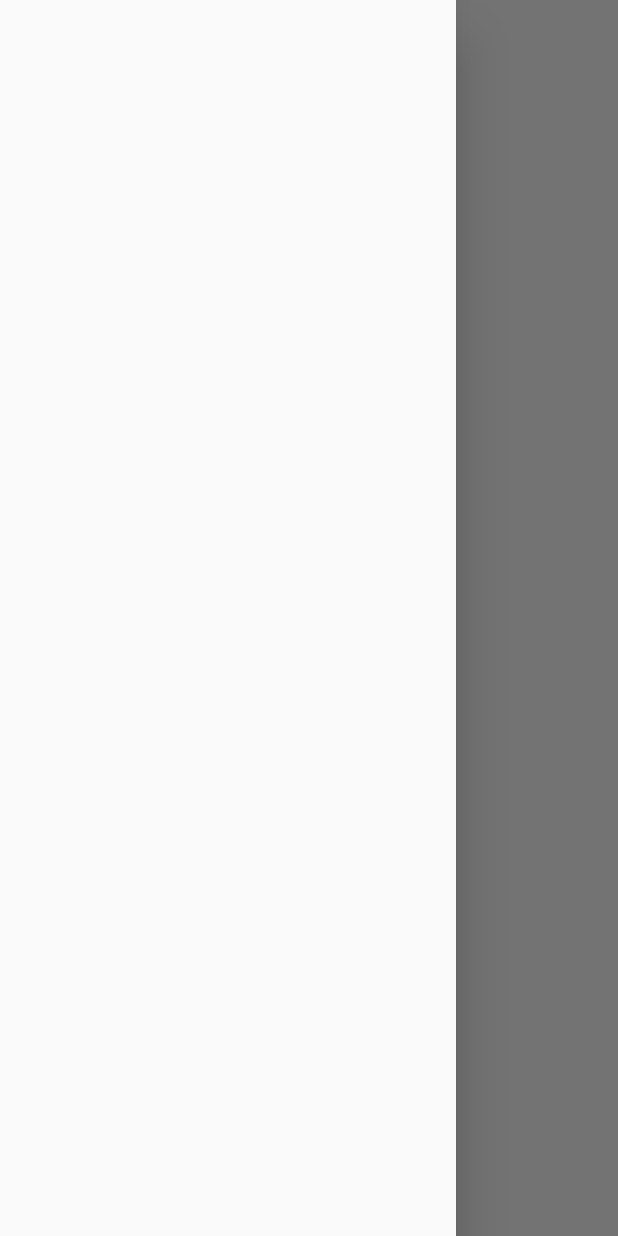
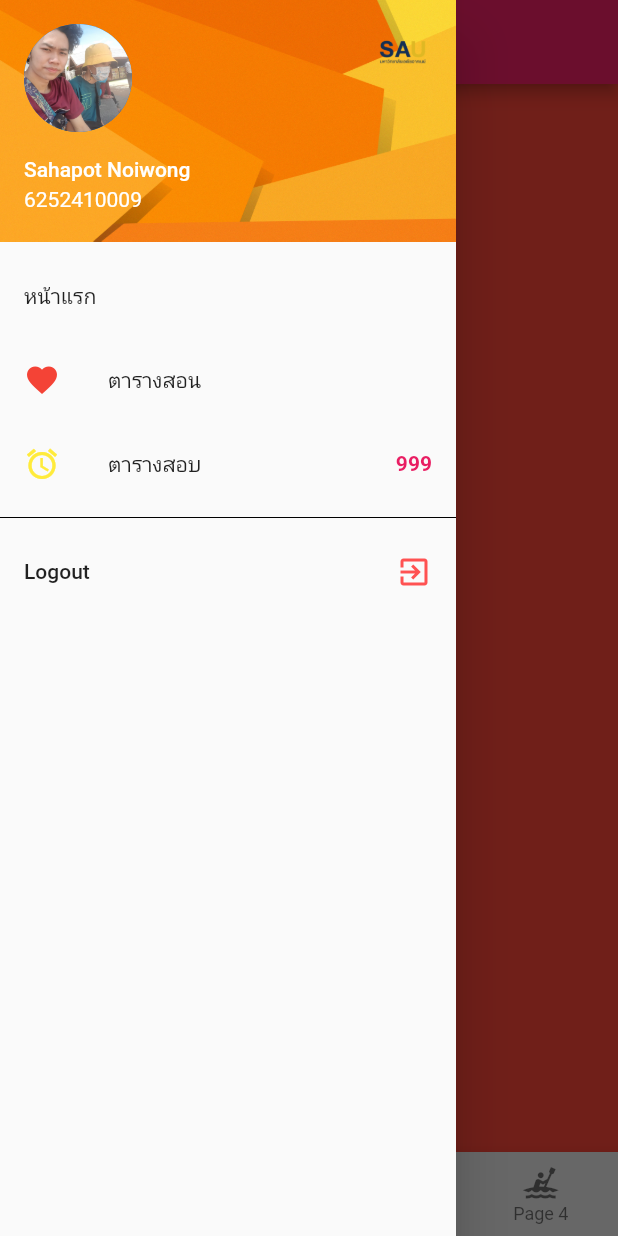
Before and after one commit to s6252410009/flutter_app_1, a Flutter app: the ThirdUI screen opened directly, with the side drawer open, on a phone screen of 412 x 824 dp. Run offline on Flutter 3.47's test engine with Material 2 defaults, Android fonts, the phone set to English and light mode, and no system bars.

Commit message:
code v.3

```diff
--- /dev/null
+++ b/flutter_app_1/lib/views/third_page1_ui.dart
@@ -0,0 +1,19 @@
+import 'package:flutter/material.dart';
+
+class ThirdPage1UI extends StatelessWidget {
+  const ThirdPage1UI({Key? key}) : super(key: key);
+
+  @override
+  Widget build(BuildContext context) {
+    return Scaffold(
+      backgroundColor: Colors.red,
+      body: Center(
+        child: Icon(
+          Icons.access_alarm,
+          color: Colors.white,
+          size: 100.0,
+        ),
+      ),
+    );
+  }
+}
--- a/flutter_app_1/lib/views/third_ui.dart
+++ b/flutter_app_1/lib/views/third_ui.dart
@@ -1,4 +1,8 @@
 import 'package:flutter/material.dart';
+import 'package:flutter_app_1/views/third_page1_ui.dart';
+import 'package:flutter_app_1/views/third_page2_ui.dart';
+import 'package:flutter_app_1/views/third_page3_ui.dart';
+import 'package:flutter_app_1/views/third_page4_ui.dart';
 
 class ThirdUI extends StatefulWidget {
   const ThirdUI({Key? key}) : super(key: key);
@@ -8,12 +12,145 @@ class ThirdUI extends StatefulWidget {
 }
 
 class _ThirdUIState extends State<ThirdUI> {
+  List page = [
+    ThirdPage1UI(),
+    ThirdPage2UI(),
+    ThirdPage3UI(),
+    ThirdPage4UI(),
+  ];
+  int selectIndex = 0;
+
   @override
   Widget build(BuildContext context) {
     return Scaffold(
-      // backgroundColor: Colors.yellow,
-
-      drawer: Drawer(),
+      appBar: AppBar(
+        backgroundColor: Colors.pink,
+        title: Text(
+          'Third UI ^_^',
+        ),
+        centerTitle: true,
+      ),
+      bottomNavigationBar: BottomNavigationBar(
+        onTap: (value) {
+          setState(() {
+            selectIndex = value;
+          });
+        },
+        type: BottomNavigationBarType.fixed,
+        backgroundColor: Colors.grey[300],
+        selectedItemColor: Colors.red,
+        currentIndex: selectIndex,
+        items: [
+          BottomNavigationBarItem(
+            icon: Icon(
+              Icons.format_align_justify,
+            ),
+            label: 'Page 1',
+          ),
+          BottomNavigationBarItem(
+            icon: Icon(
+              Icons.h_mobiledata,
+            ),
+            label: 'Page 2',
+          ),
+          BottomNavigationBarItem(
+            icon: Icon(
+              Icons.yard,
+            ),
+            label: 'Page 3',
+          ),
+          BottomNavigationBarItem(
+            icon: Icon(
+              Icons.kayaking,
+            ),
+            label: 'Page 4',
+          ),
+        ],
+      ),
+      body: page.elementAt(selectIndex),
+      floatingActionButton: FloatingActionButton(
+        onPressed: () {},
+        child: Icon(
+          Icons.add,
+          color: Colors.yellow[800],
+        ),
+      ),
+      floatingActionButtonLocation: FloatingActionButtonLocation.centerFloat,
+      drawer: Drawer(
+        child: ListView(
+          padding: EdgeInsets.zero,
+          children: [
+            UserAccountsDrawerHeader(
+              currentAccountPicture: CircleAvatar(
+                backgroundImage: AssetImage('assets/images/myprofile.jpg'),
+              ),
+              accountName: Text(
+                'Sahapot Noiwong',
+              ),
+              accountEmail: Text(
+                '6252410009',
+              ),
+              decoration: BoxDecoration(
+                image: DecorationImage(
+                  image: AssetImage(
+                    'assets/images/bgdraw.png',
+                  ),
+                  fit: BoxFit.fill,
+                ),
+              ),
+              otherAccountsPictures: [
+                Image.asset(
+                  'assets/images/saulogo.png',
+                ),
+              ],
+            ),
+            ListTile(
+              onTap: () {},
+              title: Text(
+                'หน้าแรก',
+              ),
+            ),
+            ListTile(
+              onTap: () {},
+              title: Text(
+                'ตารางสอน',
+              ),
+              leading: Icon(
+                Icons.favorite,
+                color: Colors.red,
+              ),
+            ),
+            ListTile(
+              onTap: () {},
+              title: Text('ตารางสอบ'),
+              leading: Icon(
+                Icons.access_alarms,
+                color: Colors.yellow,
+              ),
+              trailing: Text(
+                '999',
+                style: TextStyle(
+                  color: Colors.pink,
+                  fontWeight: FontWeight.bold,
+                ),
+              ),
+            ),
+            Divider(
+              color: Colors.black,
+            ),
+            ListTile(
+              onTap: () {},
+              title: Text(
+                'Logout',
+              ),
+              trailing: Icon(
+                Icons.exit_to_app,
+                color: Colors.redAccent,
+              ),
+            ),
+          ],
+        ),
+      ),
     );
   }
 }
```
Also changed, not shown: flutter_app_1/lib/main.dart (+8 -1 lines), flutter_app_1/lib/views/forth_ui.dart (+8 -4 lines), flutter_app_1/lib/views/third_page2_ui.dart (added, +19 -0 lines), flutter_app_1/lib/views/third_page3_ui.dart (added, +19 -0 lines), flutter_app_1/lib/views/third_page4_ui.dart (added, +19 -0 lines), flutter_app_1/pubspec.yaml (+7 -0 lines), flutter_app_1/assets/font/Kanit-Bold.ttf (added), flutter_app_1/assets/font/Kanit-Italic.ttf (added), flutter_app_1/assets/font/Kanit-Regular.ttf (added).
